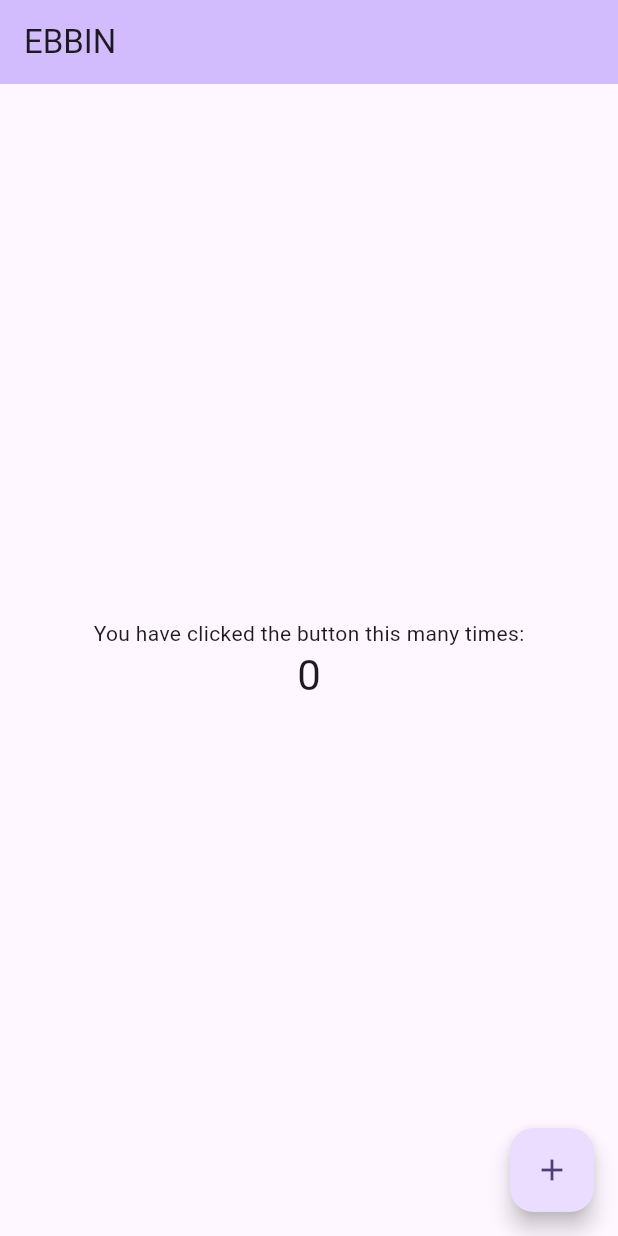
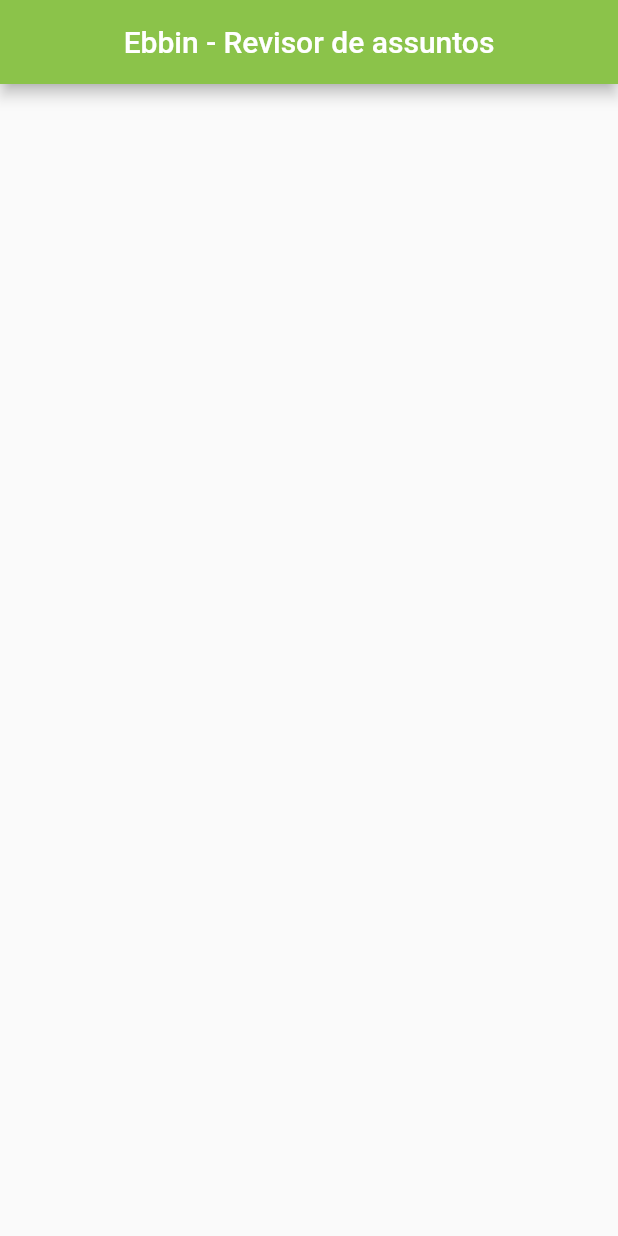
Before and after one commit to KennedyLins/ebbin, a Flutter app: the screen it shows after launch, on a phone screen of 412 x 824 dp. Run offline on Flutter 3.47's test engine with Material 2 defaults, Android fonts, the phone set to English and light mode, and no system bars.

Commit message:
create home

```diff
--- /dev/null
+++ b/lib/home.dart
@@ -0,0 +1,20 @@
+import 'package:flutter/material.dart';
+
+
+class Home extends StatelessWidget{
+
+  @override
+  Widget build(BuildContext context) {
+    return MaterialApp(
+      title: 'Ebbin',
+      home: Scaffold(
+        appBar: AppBar(
+          title: Center(
+            child: Text('Ebbin - Revisor de assuntos', style: TextStyle(),)
+            ),
+          backgroundColor:  Colors.lightGreen,
+        ),
+      ),
+    );
+  }
+}
--- a/lib/main.dart
+++ b/lib/main.dart
@@ -1,125 +1,7 @@
+import 'package:ebbin/home.dart';
+
 import 'package:flutter/material.dart';
 
-void main() {
-  runApp(const MyApp());
+void main(){
+  runApp(Home());
 }
-
-class MyApp extends StatelessWidget {
-  const MyApp({super.key});
-
-  // This widget is the root of your application.
-  @override
-  Widget build(BuildContext context) {
-    return MaterialApp(
-      title: 'Flutter Demo',
-      theme: ThemeData(
-        // This is the theme of your application.
-        //
-        // TRY THIS: Try running your application with "flutter run". You'll see
-        // the application has a blue toolbar. Then, without quitting the app,
-        // try changing the seedColor in the colorScheme below to Colors.green
-        // and then invoke "hot reload" (save your changes or press the "hot
-        // reload" button in a Flutter-supported IDE, or press "r" if you used
-        // the command line to start the app).
-        //
-        // Notice that the counter didn't reset back to zero; the application
-        // state is not lost during the reload. To reset the state, use hot
-        // restart instead.
-        //
-        // This works for code too, not just values: Most code changes can be
-        // tested with just a hot reload.
-        colorScheme: ColorScheme.fromSeed(seedColor: Colors.deepPurple),
-        useMaterial3: true,
-      ),
-      home: const MyHomePage(title: 'EBBIN '),
-    );
-  }
-}
-
-class MyHomePage extends StatefulWidget {
-  const MyHomePage({super.key, required this.title});
-
-  // This widget is the home page of your application. It is stateful, meaning
-  // that it has a State object (defined below) that contains fields that affect
-  // how it looks.
-
-  // This class is the configuration for the state. It holds the values (in this
-  // case the title) provided by the parent (in this case the App widget) and
-  // used by the build method of the State. Fields in a Widget subclass are
-  // always marked "final".
-
-  final String title;
-
-  @override
-  State<MyHomePage> createState() => _MyHomePageState();
-}
-
-class _MyHomePageState extends State<MyHomePage> {
-  int _counter = 0;
-
-  void _incrementCounter() {
-    setState(() {
-      // This call to setState tells the Flutter framework that something has
-      // changed in this State, which causes it to rerun the build method below
-      // so that the display can reflect the updated values. If we changed
-      // _counter without calling setState(), then the build method would not be
-      // called again, and so nothing would appear to happen.
-      _counter++;
-    });
-  }
-
-  @override
-  Widget build(BuildContext context) {
-    // This method is rerun every time setState is called, for instance as done
-    // by the _incrementCounter method above.
-    //
-    // The Flutter framework has been optimized to make rerunning build methods
-    // fast, so that you can just rebuild anything that needs updating rather
-    // than having to individually change instances of widgets.
-    return Scaffold(
-      appBar: AppBar(
-        // TRY THIS: Try changing the color here to a specific color (to
-        // Colors.amber, perhaps?) and trigger a hot reload to see the AppBar
-        // change color while the other colors stay the same.
-        backgroundColor: Theme.of(context).colorScheme.inversePrimary,
-        // Here we take the value from the MyHomePage object that was created by
-        // the App.build method, and use it to set our appbar title.
-        title: Text(widget.title),
-      ),
-      body: Center(
-        // Center is a layout widget. It takes a single child and positions it
-        // in the middle of the parent.
-        child: Column(
-          // Column is also a layout widget. It takes a list of children and
-          // arranges them vertically. By default, it sizes itself to fit its
-          // children horizontally, and tries to be as tall as its parent.
-          //
-          // Column has various properties to control how it sizes itself and
-          // how it positions its children. Here we use mainAxisAlignment to
-          // center the children vertically; the main axis here is the vertical
-          // axis because Columns are vertical (the cross axis would be
-          // horizontal).
-          //
-          // TRY THIS: Invoke "debug painting" (choose the "Toggle Debug Paint"
-          // action in the IDE, or press "p" in the console), to see the
-          // wireframe for each widget.
-          mainAxisAlignment: MainAxisAlignment.center,
-          children: <Widget>[
-            const Text(
-              'You have clicked the button this many times:',
-            ),
-            Text(
-              '$_counter',
-              style: Theme.of(context).textTheme.headlineMedium,
-            ),
-          ],
-        ),
-      ),
-      floatingActionButton: FloatingActionButton(
-        onPressed: _incrementCounter,
-        tooltip: 'Increment',
-        child: const Icon(Icons.add),
-      ), // This trailing comma makes auto-formatting nicer for build methods.
-    );
-  }
-}
```
